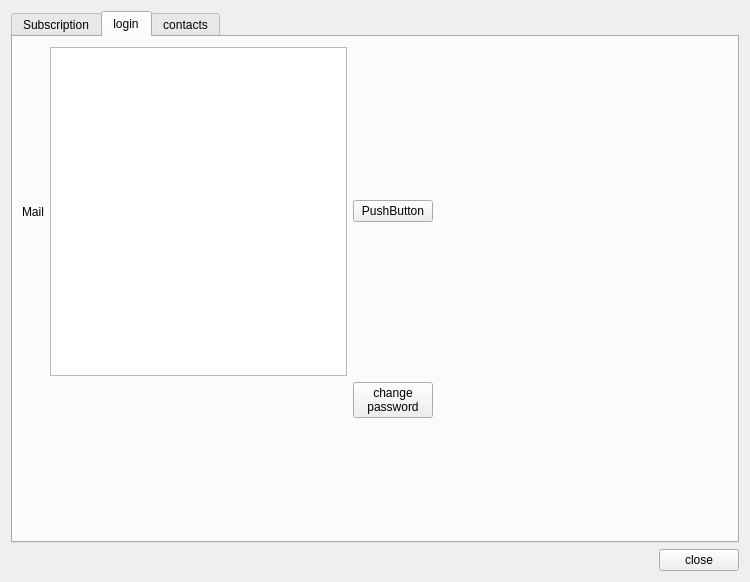
Above: src/cloud/cloud_ui.ui from giacomogroppi/writernote-qt before the change. Below: the same form after it.
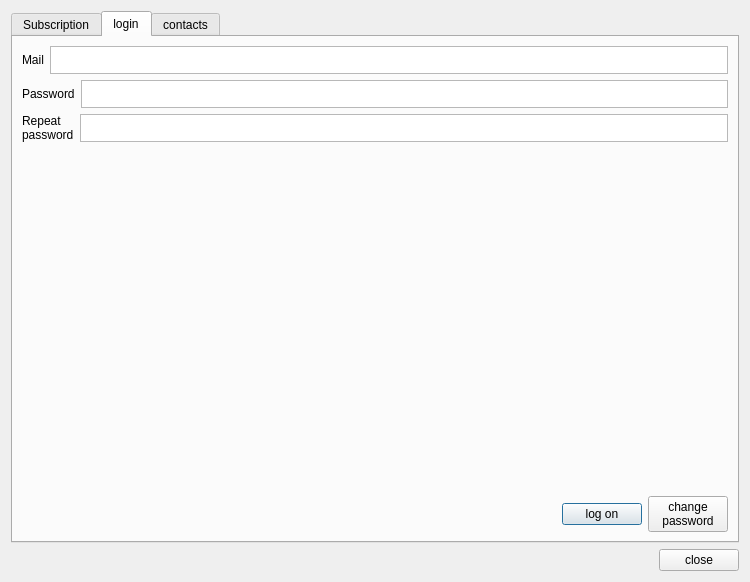
That is the form after the change. The open tabs and pages were chosen to show the change.

Commit message: bug fix for snap and cloud

```diff
--- a/src/cloud/cloud_ui.ui
+++ b/src/cloud/cloud_ui.ui
@@ -1,7 +1,7 @@
 <?xml version="1.0" encoding="UTF-8"?>
 <ui version="4.0">
  <class>cloud_ui</class>
- <widget class="QWidget" name="cloud_ui">
+ <widget class="QDialog" name="cloud_ui">
   <property name="geometry">
    <rect>
     <x>0</x>
@@ -13,13 +13,11 @@
   <property name="windowTitle">
    <string>Form</string>
   </property>
-  <layout class="QHBoxLayout" name="horizontalLayout_2">
-   <item>
     <layout class="QVBoxLayout" name="verticalLayout">
      <item>
       <widget class="QTabWidget" name="tab_main">
        <property name="currentIndex">
-        <number>2</number>
+      <number>1</number>
        </property>
        <widget class="QWidget" name="subscription">
         <attribute name="title">
@@ -30,18 +28,9 @@
         <attribute name="title">
          <string>login</string>
         </attribute>
-        <widget class="QWidget" name="verticalLayoutWidget">
-         <property name="geometry">
-          <rect>
-           <x>9</x>
-           <y>10</y>
-           <width>411</width>
-           <height>371</height>
-          </rect>
-         </property>
          <layout class="QVBoxLayout" name="verticalLayout_3">
           <item>
-           <layout class="QHBoxLayout" name="horizontalLayout_3">
+        <layout class="QHBoxLayout" name="email">
             <item>
              <widget class="QLabel" name="label">
               <property name="text">
@@ -50,19 +39,75 @@
              </widget>
             </item>
             <item>
-             <widget class="QPlainTextEdit" name="plainTextEdit"/>
-            </item>
+          <widget class="QPlainTextEdit" name="plainTextEdit">
+           <property name="maximumSize">
+            <size>
+             <width>16777215</width>
+             <height>28</height>
+            </size>
+           </property>
+          </widget>
+         </item>
+        </layout>
+       </item>
             <item>
-             <widget class="QPushButton" name="pushButton">
+        <layout class="QHBoxLayout" name="horizontalLayout_5">
+         <item>
+          <widget class="QLabel" name="label_2">
               <property name="text">
-               <string>PushButton</string>
+            <string>Password</string>
               </property>
              </widget>
             </item>
+         <item>
+          <widget class="QTextEdit" name="textEdit">
+           <property name="maximumSize">
+            <size>
+             <width>16777215</width>
+             <height>28</height>
+            </size>
+           </property>
+          </widget>
+         </item>
            </layout>
           </item>
           <item>
-           <layout class="QHBoxLayout" name="horizontalLayout_4">
+        <layout class="QHBoxLayout" name="layout_repeat_password">
+         <item>
+          <widget class="QLabel" name="label_3">
+           <property name="text">
+            <string>Repeat
+password</string>
+           </property>
+          </widget>
+         </item>
+         <item>
+          <widget class="QTextEdit" name="textEdit_2">
+           <property name="maximumSize">
+            <size>
+             <width>16777215</width>
+             <height>28</height>
+            </size>
+           </property>
+          </widget>
+         </item>
+        </layout>
+       </item>
+       <item>
+        <spacer name="verticalSpacer">
+         <property name="orientation">
+          <enum>Qt::Vertical</enum>
+         </property>
+         <property name="sizeHint" stdset="0">
+          <size>
+           <width>20</width>
+           <height>40</height>
+          </size>
+         </property>
+        </spacer>
+       </item>
+       <item>
+        <layout class="QHBoxLayout" name="layout_password">
             <item>
              <spacer name="horizontalSpacer_2">
               <property name="orientation">
@@ -76,6 +121,13 @@
               </property>
              </spacer>
             </item>
+         <item>
+          <widget class="QPushButton" name="pushButton">
+           <property name="text">
+            <string>log on</string>
+           </property>
+          </widget>
+         </item>
             <item>
              <widget class="QPushButton" name="pushButton_2">
               <property name="text">
@@ -88,7 +140,6 @@
           </item>
          </layout>
         </widget>
-       </widget>
        <widget class="QWidget" name="tab">
         <attribute name="title">
          <string>contacts</string>
@@ -128,8 +179,6 @@
           <string>close</string>
          </property>
         </widget>
-       </item>
-      </layout>
      </item>
     </layout>
    </item>
```
Lines whose indentation alone changed are shown as unchanged. The commit also changes 10 other files.
